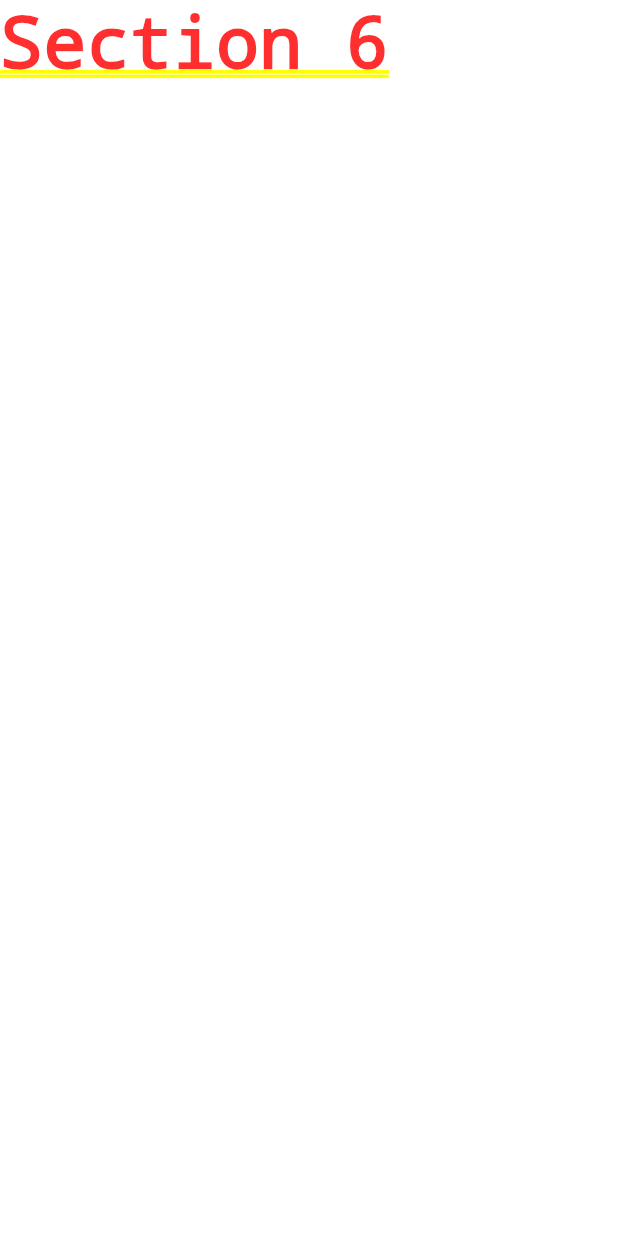
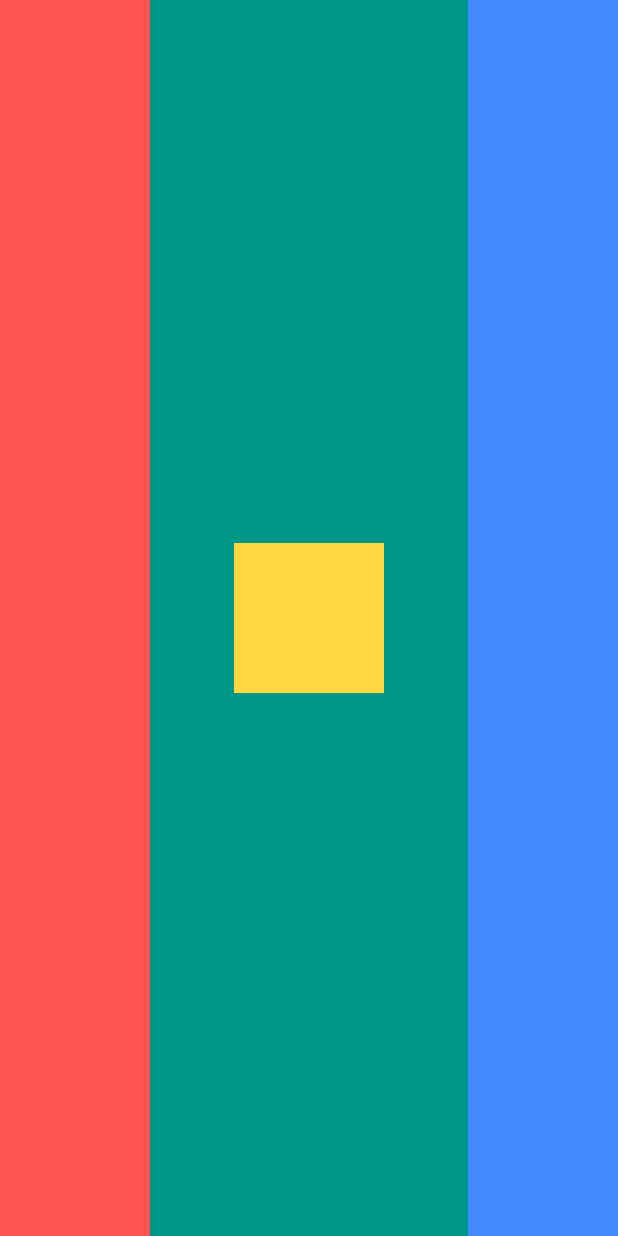
Before and after one commit to yaseenwakeel/section6_layout_challenge, a Flutter app: the screen it shows after launch, on a phone screen of 412 x 824 dp. Run offline on Flutter 3.47's test engine with Material 2 defaults, Android fonts, the phone set to English and light mode, and no system bars.

Commit message:
layout challenge 1

```diff
--- a/lib/main.dart
+++ b/lib/main.dart
@@ -1,4 +1,5 @@
 import 'package:flutter/material.dart';
+import 'package:section6_layout_challenge/pages/challenge_1.dart';
 
 void main() {
   runApp(MyApp());
@@ -9,10 +10,7 @@ class MyApp extends StatelessWidget {
 
   @override
   Widget build(BuildContext context) {
-    return MaterialApp(
-      home: Container(
-        child: Text("Section 6"),
-      ),
-    );
+    return Challenge1();
+
   }
 }
--- /dev/null
+++ b/lib/pages/challenge_1.dart
@@ -0,0 +1,40 @@
+import 'package:flutter/material.dart';
+
+class Challenge1 extends StatelessWidget {
+  const Challenge1({Key? key}) : super(key: key);
+
+  @override
+  Widget build(BuildContext context) {
+    return MaterialApp(
+        home: SafeArea(
+      child: Scaffold(
+        backgroundColor: Colors.teal,
+        body: Row(
+          mainAxisSize: MainAxisSize.max,
+          mainAxisAlignment: MainAxisAlignment.spaceBetween,
+          children: [
+            Container(
+              width: 100.0,
+              color: Colors.redAccent,
+            ),
+            SizedBox(
+              width: 20,
+            ),
+            Container(
+              width: 100.0,
+              height: 100.0,
+              color: Colors.amberAccent,
+            ),
+            SizedBox(
+              width: 20,
+            ),
+            Container(
+              width: 100.0,
+              color: Colors.blueAccent,
+            )
+          ],
+        ),
+      ),
+    ));
+  }
+}
```
